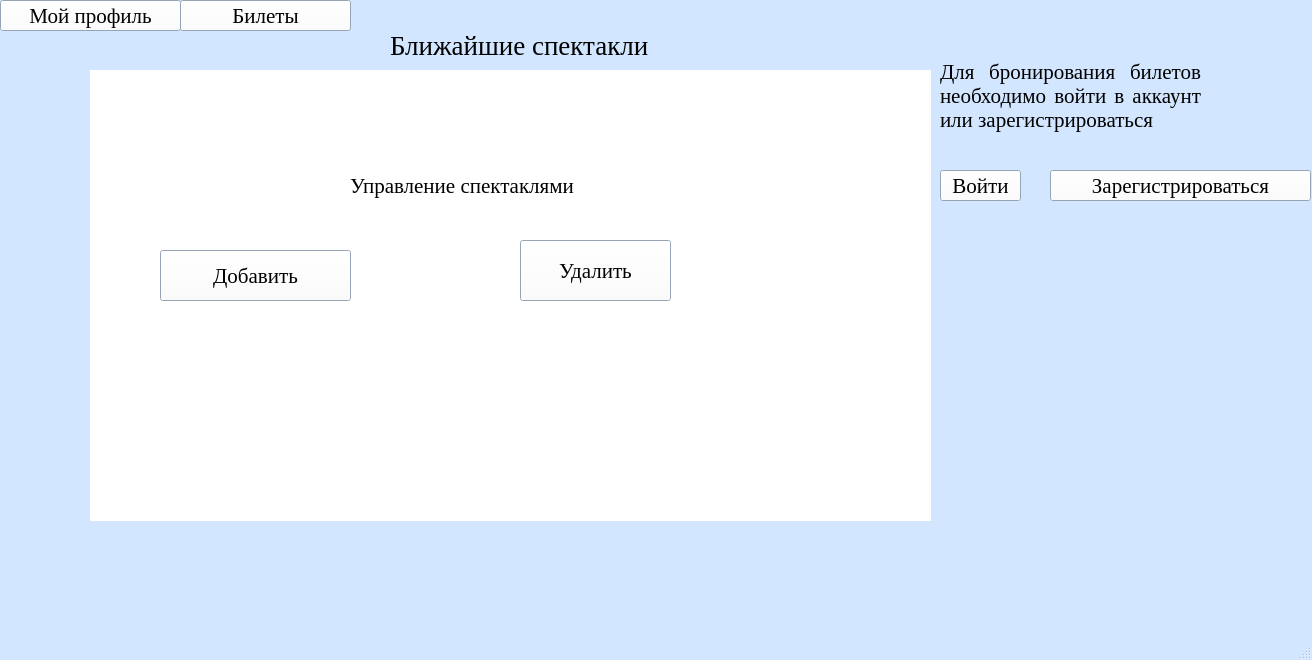
stepankolchin/TeatrPostgreSQL, file mainwindow.ui: the form before one commit.
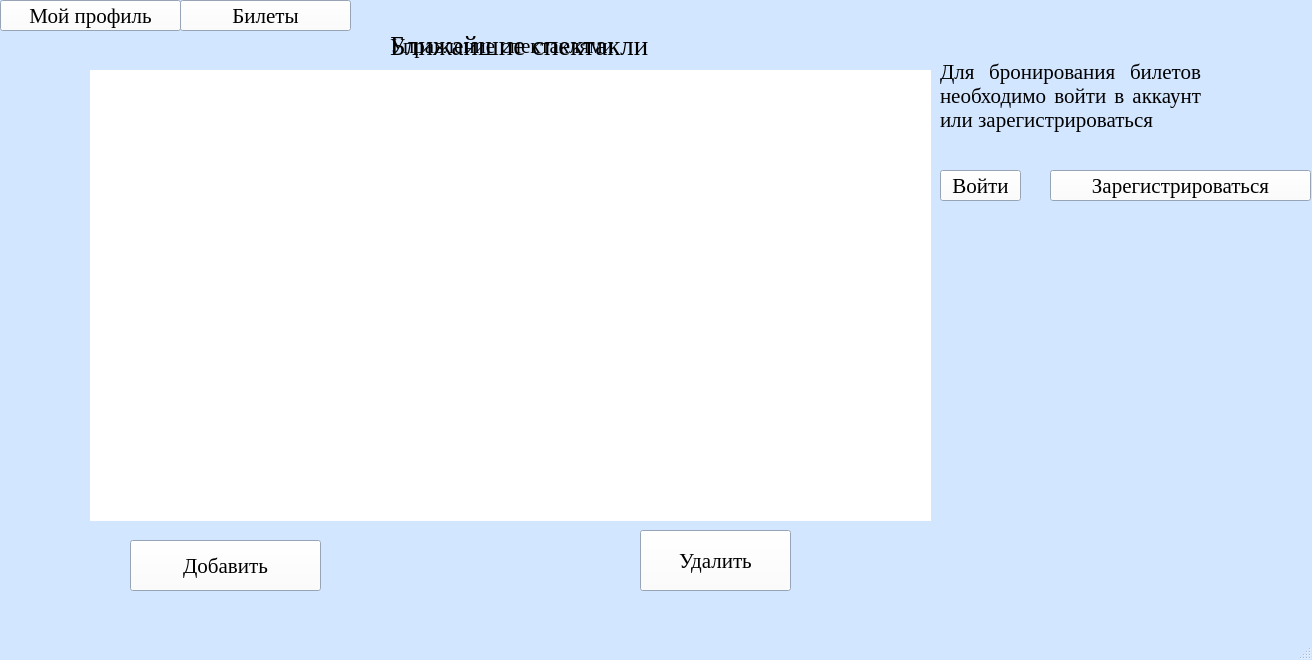
The form after the commit.

Commit message: Исправить то, что сказал И

Diff of the .ui file:
```diff
--- a/mainwindow.ui
+++ b/mainwindow.ui
@@ -293,8 +293,8 @@
    <widget class="QPushButton" name="pushButton_addShow">
     <property name="geometry">
      <rect>
-      <x>160</x>
-      <y>250</y>
+      <x>130</x>
+      <y>540</y>
       <width>191</width>
       <height>51</height>
      </rect>
@@ -306,8 +306,8 @@
    <widget class="QPushButton" name="pushButton_deleteShow">
     <property name="geometry">
      <rect>
-      <x>520</x>
-      <y>240</y>
+      <x>640</x>
+      <y>530</y>
       <width>151</width>
       <height>61</height>
      </rect>
@@ -319,8 +319,8 @@
    <widget class="QLabel" name="label_admin">
     <property name="geometry">
      <rect>
-      <x>350</x>
-      <y>170</y>
+      <x>390</x>
+      <y>30</y>
       <width>231</width>
       <height>31</height>
      </rect>
```
The commit also changes 2 other files.
